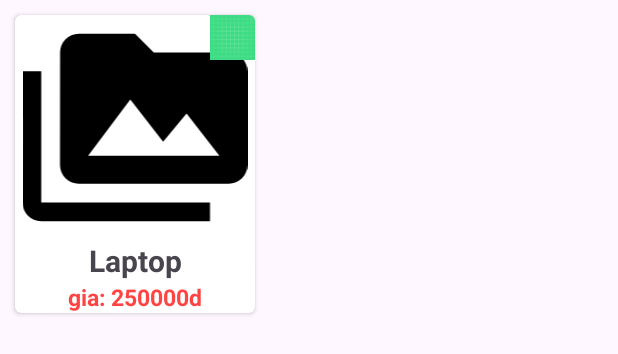
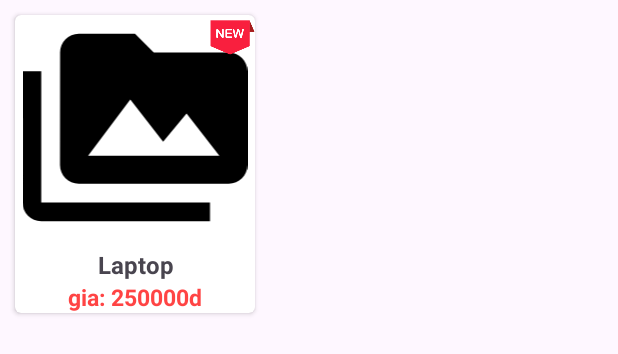
Before and after one commit to hoangthanhh/appquanly, an Android app: the layout item_sp_moi.xml on its own in the app's theme, with its tools: preview values and no code run, on a phone screen of 412 x 824 dp. Shown: the top 354 px of the screen. Run offline under Robolectric (Android 15) with nearby library versions, the phone set to English and light mode, and no system bars.

Commit message:
Sữa lỗi tràn chữ và icon góc sản phẩm

```diff
--- a/app/src/main/java/utt/cntt/httt/appbanhang/utils/Utils.java
+++ b/app/src/main/java/utt/cntt/httt/appbanhang/utils/Utils.java
@@ -1,5 +1,5 @@
 package utt.cntt.httt.appbanhang.utils;
 
 public class Utils {
-    public static final String BASE_URL = "http://10.0.2.2:8888/banhang/";
+    public static final String BASE_URL = "http://192.168.65.103/banhang/";
 }
--- a/app/src/main/res/layout/item_sp_moi.xml
+++ b/app/src/main/res/layout/item_sp_moi.xml
@@ -22,14 +22,29 @@
                 android:layout_width="match_parent"
                 android:layout_height="150dp">
             </ImageView>
+<!--            <TextView-->
+<!--                android:id="@+id/itemsp_ten"-->
+<!--                android:layout_width="match_parent"-->
+<!--                android:layout_height="wrap_content"-->
+<!--                android:text="Laptop"-->
+<!--                android:textSize="20sp"-->
+<!--                android:textStyle="bold"-->
+<!--                android:gravity="center"></TextView>-->
+
             <TextView
                 android:id="@+id/itemsp_ten"
                 android:layout_width="match_parent"
                 android:layout_height="wrap_content"
+                android:layout_marginTop="5dp"
+                android:ellipsize="end"
+                android:gravity="center"
+                android:maxLines="2"
+                android:minLines="1"
+                android:paddingLeft="5dp"
+                android:paddingRight="5dp"
                 android:text="Laptop"
-                android:textSize="20sp"
-                android:textStyle="bold"
-                android:gravity="center"></TextView>
+                android:textSize="16sp"
+                android:textStyle="bold" />
             <TextView
                 android:id="@+id/itemsp_gia"
                 android:layout_width="match_parent"
@@ -44,7 +59,7 @@
             android:layout_width="30dp"
             android:layout_height="30dp"
             android:layout_gravity="top|right"
-            android:src="@drawable/ic_launcher_background"></ImageView>
+            android:src="@drawable/icon_new"></ImageView>
     </FrameLayout>
 
 </androidx.cardview.widget.CardView>
--- a/gradle/libs.versions.toml
+++ b/gradle/libs.versions.toml
@@ -1,11 +1,11 @@
 [versions]
-agp = "8.12.3"
+agp = "8.7.3"
 junit = "4.13.2"
 junitVersion = "1.3.0"
 espressoCore = "3.7.0"
 appcompat = "1.7.1"
 material = "1.13.0"
-activity = "1.11.0"
+activity = "1.10.0"
 constraintlayout = "2.2.1"
 
 [libraries]
```
Also changed, not shown: app/src/main/res/drawable/icon_new.png (added).
